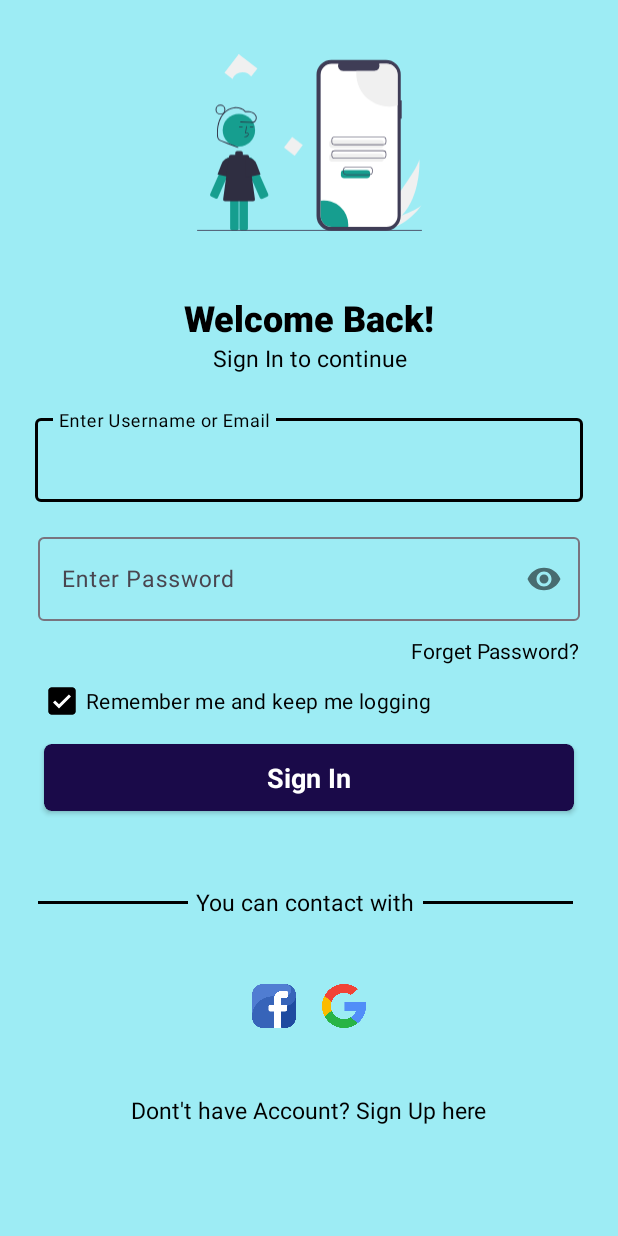
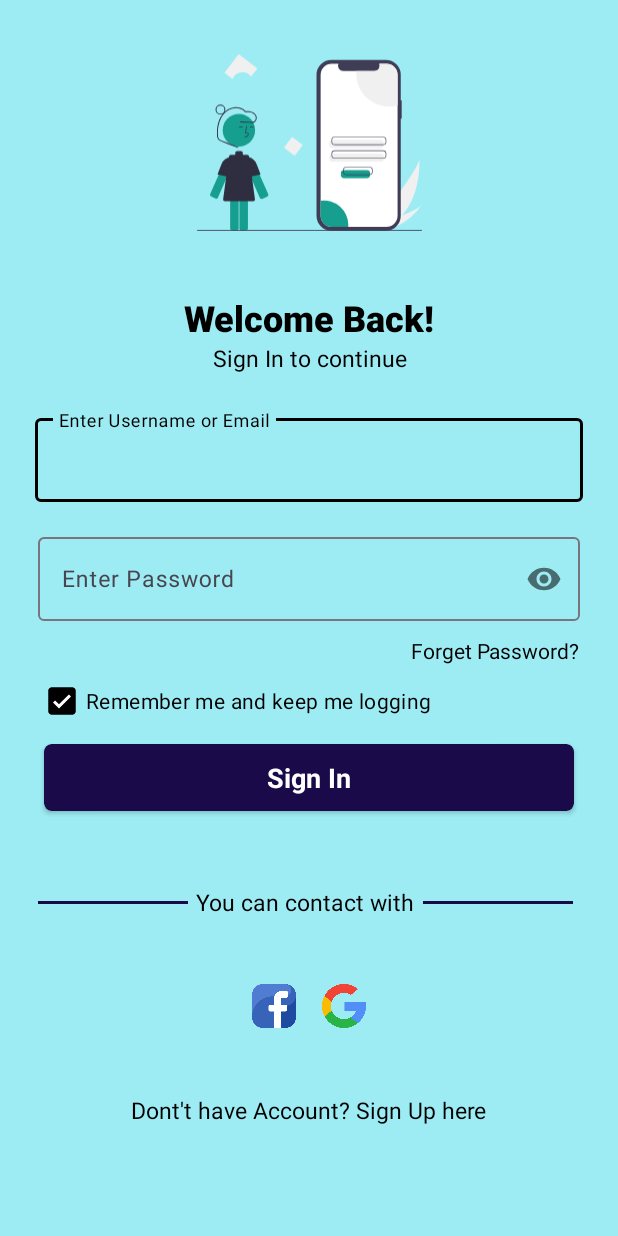
Before and after one commit to AnushkaMishra12/UIDesign, an Android app: the screen it shows after launch (LoginActivity), on a phone screen of 412 x 824 dp. Run offline under Robolectric (Android 15) with nearby library versions, the phone set to English and light mode, and no system bars; our stand-ins replace Firebase (no records; nobody signed in at launch, a user with empty details on screens opened directly); pictures from the network do not load.

```diff
--- a/app/src/main/res/layout/activity_login.xml
+++ b/app/src/main/res/layout/activity_login.xml
@@ -165,7 +165,7 @@
                         android:layout_width="100dp"
                         android:layout_height="2dp"
                         android:layout_marginTop="15dp"
-                        android:background="@color/black" />
+                        android:background="?attr/buttonBackground" />
 
                     <TextView
                         android:layout_width="wrap_content"
@@ -180,7 +180,7 @@
                         android:layout_width="100dp"
                         android:layout_height="2dp"
                         android:layout_marginTop="15dp"
-                        android:background="@color/black" />
+                        android:background="?attr/buttonBackground"/>
 
                 </LinearLayout>
 
--- a/app/src/main/res/layout/activity_signup.xml
+++ b/app/src/main/res/layout/activity_signup.xml
@@ -280,7 +280,7 @@
                     android:layout_width="100dp"
                     android:layout_height="2dp"
                     android:layout_marginTop="15dp"
-                    android:background="?attr/textColor" />
+                    android:background="?attr/buttonBackground" />
 
                 <TextView
                     android:layout_width="wrap_content"
@@ -295,7 +295,7 @@
                     android:layout_width="100dp"
                     android:layout_height="2dp"
                     android:layout_marginTop="15dp"
-                    android:background="?attr/textColor" />
+                    android:background="?attr/buttonBackground"/>
 
             </LinearLayout>
 
```
